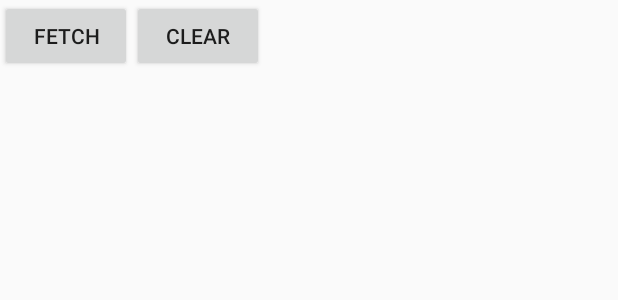
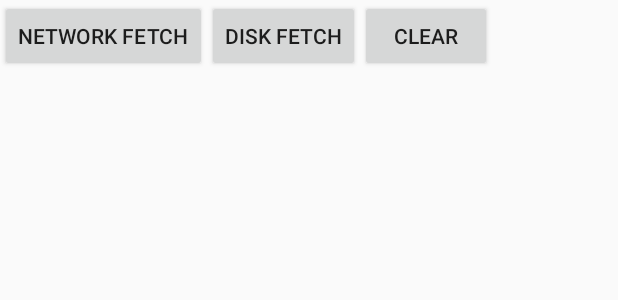
Before and after one commit to kittinunf/Fuse, an Android app: the layout activity_main.xml on its own in the app's theme, with its tools: preview values and no code run, on a phone screen of 412 x 824 dp. Shown: the top 300 px of the screen. Run offline under Robolectric (Android 15) with nearby library versions, the phone set to English and light mode, and no system bars.

```diff
--- a/sample/src/main/res/layout/activity_main.xml
+++ b/sample/src/main/res/layout/activity_main.xml
@@ -10,10 +10,17 @@
         android:orientation="horizontal">
 
         <Button
-            android:id="@+id/btFetch"
+            android:id="@+id/btNetworkFetch"
             android:layout_width="wrap_content"
             android:layout_height="wrap_content"
-            android:text="Fetch"
+            android:text="Network Fetch"
+            />
+
+        <Button
+            android:id="@+id/btDiskFetch"
+            android:layout_width="wrap_content"
+            android:layout_height="wrap_content"
+            android:text="Disk Fetch"
             />
 
         <Button
```
Also changed, not shown: sample/src/main/kotlin/com/example/fuse/MainActivity.kt (+11 -8 lines), 1 other file.
